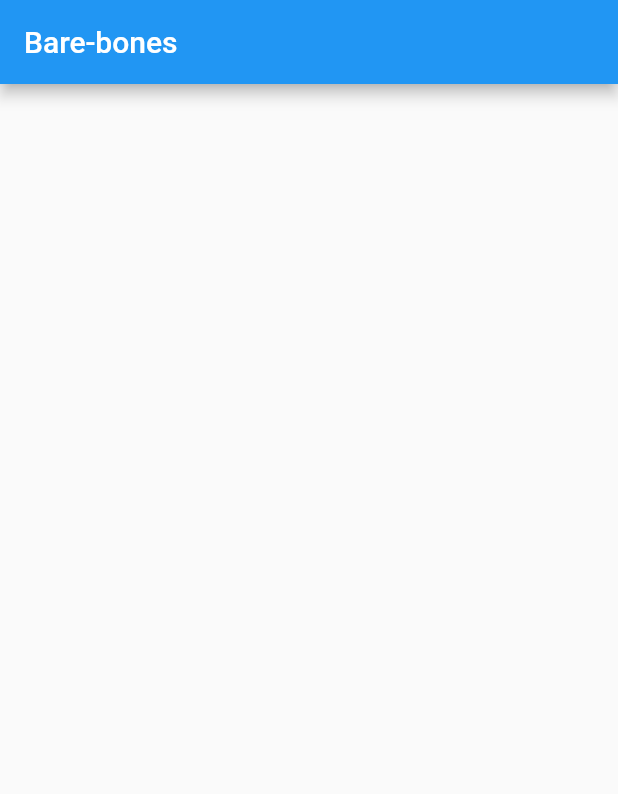
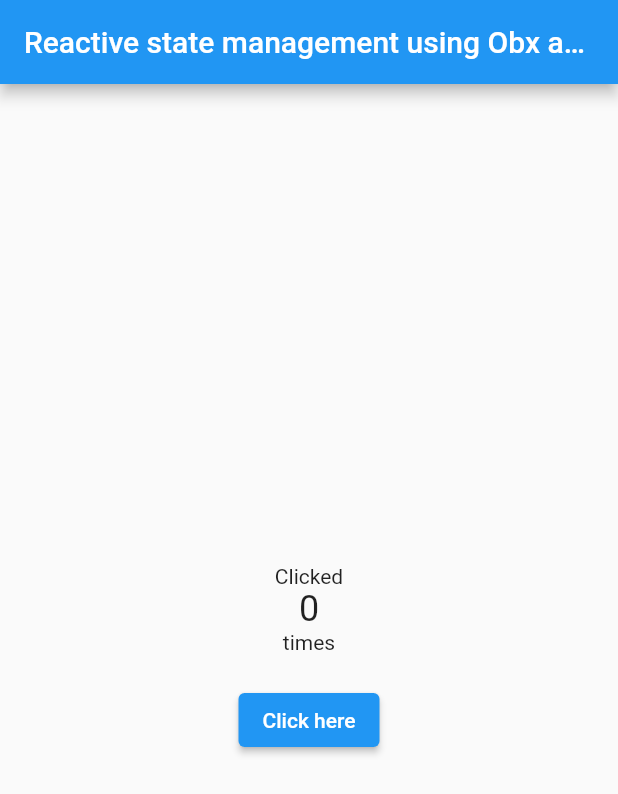
Before and after one commit to abhishek-toppersnotes/learning-getx, a Flutter app: the screen it shows after launch, on a phone screen of 412 x 824 dp. Shown: the top 794 px of the screen. Run offline on Flutter 3.47's test engine with Material 2 defaults, Android fonts, the phone set to English and light mode, and no system bars; our stand-ins replace get.

Commit message:
Reactive state mgmt with obx & primitive data type

```diff
--- a/lib/main.dart
+++ b/lib/main.dart
@@ -1,16 +1,41 @@
+// ignore_for_file: prefer_const_constructors
+
 import 'package:flutter/material.dart';
+import 'package:get/get.dart';
 
 void main() {
-  runApp(const MyApp());
+  runApp(MyApp());
 }
 
 class MyApp extends StatelessWidget {
-  const MyApp({Key? key}) : super(key: key);
+  MyApp({Key? key}) : super(key: key);
 
-  static const String title = "Bare-bones";
+  static const String title =
+      "Reactive state management using Obx and normal datatypes";
 
+  // To automatically update the value AT ALL PLACES wherever this value is used
+  RxInt counterValue = 0.obs;
+  // or
+  // Rx<int> counterValue = 0.obs;
+
+  // * Writing both the business logic and ui logic in the same file is not
+  // * really a good way to go.
+  // * In a later branch we make use of getx controller for the segregation
+
+  // Business Login
+  void incrementValue() {
+    // If using RxInt, increment directly
+    counterValue++;
+
+    // If using Rx<int>, increment like this
+    // counterValue.value++;
+  }
+
+  // UI Logic
   @override
   Widget build(BuildContext context) {
+    // Here GetMaterialApp() is NOT used because, we are not dealing with route management
+    // in this example.
     return MaterialApp(
       title: title,
       debugShowCheckedModeBanner: false,
@@ -18,6 +43,26 @@ class MyApp extends StatelessWidget {
         appBar: AppBar(
           title: const Text(title),
         ),
+        body: Center(
+          child: Column(
+            mainAxisSize: MainAxisSize.min,
+            children: [
+              Text("Clicked"),
+              // To automatically update the widget, when the value is changed,
+              // Obx() must be used
+              Obx(
+                () => Text("${counterValue.value}",
+                    style: TextStyle(fontSize: 24)),
+              ),
+              Text("times"),
+              SizedBox(height: 20),
+              ElevatedButton(
+                onPressed: incrementValue,
+                child: Text("Click here"),
+              ),
+            ],
+          ),
+        ),
       ),
     );
   }
```
Also changed, not shown: 1 other file.
